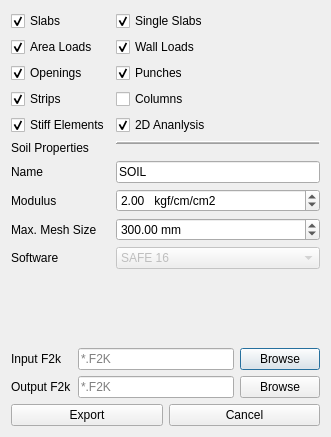
Above: osafe_widgets/safe_panel.ui from ebrahimraeyat/OSAFE before the change. Below: the same form after it.
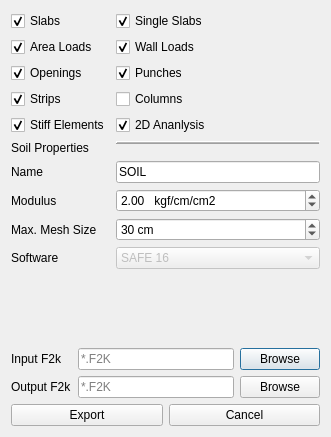
That is the form after the change. Icons and pictures are not drawn.

Commit message: Set the max mesh size in cm

```diff
--- a/osafe_widgets/safe_panel.ui
+++ b/osafe_widgets/safe_panel.ui
@@ -290,13 +290,13 @@
         <string/>
        </property>
        <property name="suffix">
-        <string> mm</string>
+        <string> cm</string>
        </property>
        <property name="decimals">
-        <number>2</number>
+        <number>0</number>
        </property>
        <property name="minimum">
-        <double>10.000000000000000</double>
+        <double>1.000000000000000</double>
        </property>
        <property name="maximum">
         <double>2000.000000000000000</double>
@@ -305,7 +305,7 @@
         <double>50.000000000000000</double>
        </property>
        <property name="value">
-        <double>300.000000000000000</double>
+        <double>30.000000000000000</double>
        </property>
       </widget>
      </item>
```
Left out of the diff: 2 changed lines with no effect on the pictures. The commit also changes 1 other file.
